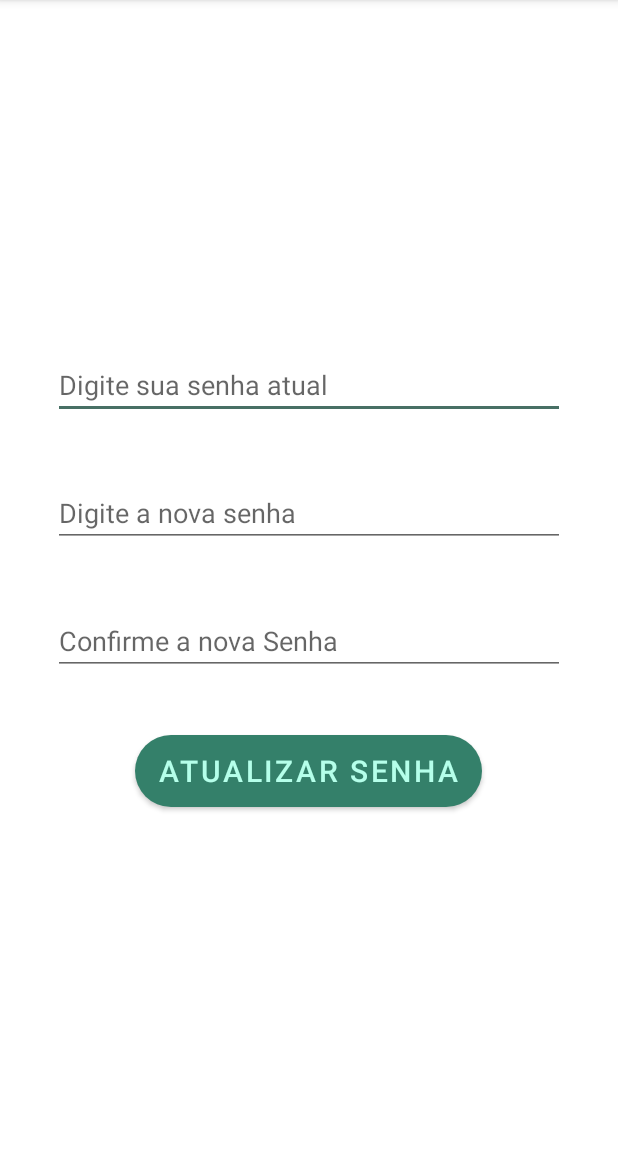
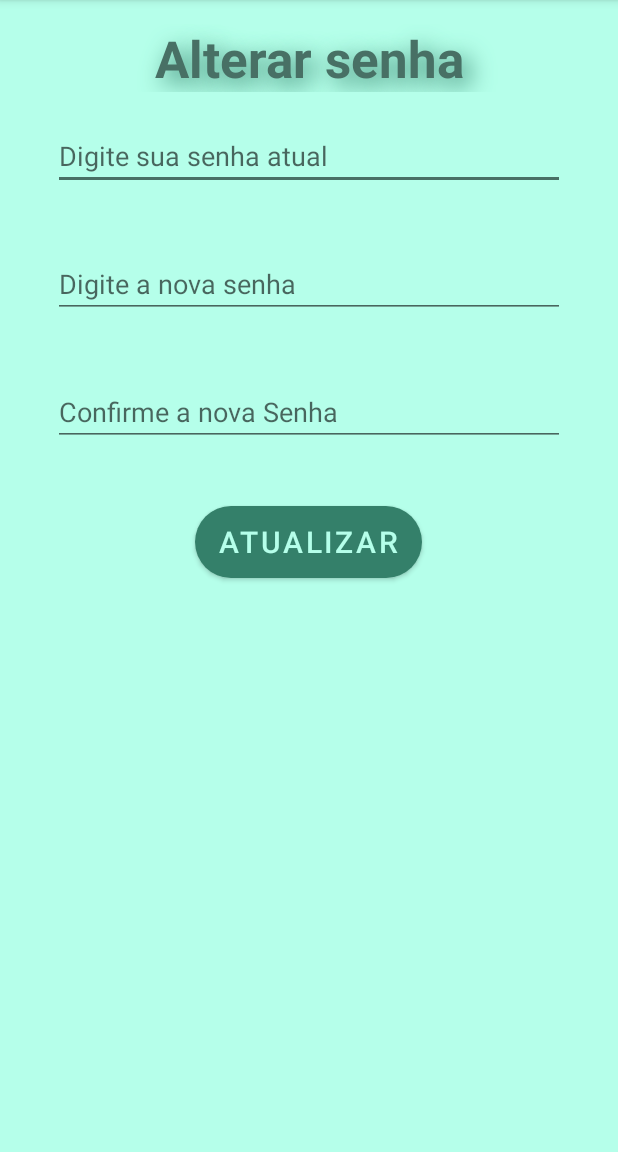
Before and after one commit to Hmath23/App_AndroidStudio, an Android app: the TrocaSenha screen opened directly, with no data from a screen before it, on a phone screen of 412 x 824 dp, the part 84-1236 px from its top. Run offline under Robolectric (Android 15) with nearby library versions, the phone set to English and light mode, and no system bars; libraries missing offline, so code that uses them is left out: com.androidnetworking, com.androidnetworking.common, com.androidnetworking.error, com.androidnetworking.interfaces; 1 statement that could not run was skipped.

Commit message:
Personalização do xml de troca de senha.

```diff
--- a/app/src/main/java/com/appturma/LoginActivity.java
+++ b/app/src/main/java/com/appturma/LoginActivity.java
@@ -28,7 +28,7 @@ public class LoginActivity extends AppCompatActivity {
     private JSONArray restulJsonArray;
     private int logado = 0;
     private String mensagem = "", strnomecompleto = "", stremail = "";
-    EditText edtNomeUsuario,edtSenha;
+    EditText edtNomeUsuario, edtSenha;
     Button btnLogin;
 
     @Override
--- a/app/src/main/java/com/appturma/TrocaSenha.java
+++ b/app/src/main/java/com/appturma/TrocaSenha.java
@@ -29,7 +29,7 @@ public class TrocaSenha extends AppCompatActivity {
     private String apiPath = "http://10.0.2.2:8080/siteturma88/usuarios/trocar/";
     private JSONArray restulJsonArray;
     private int logado = 0;
-    private String mensagem = "", strusuario = "", stremail = "", newSenha ="";
+    private String mensagem = "";
     private TextView txtemail, txtnomeuser, txtnomecompleto;
     EditText edtNovaSenha, edtNovaSenhaValidar ,edtSenhaAtual;
     Button btnTroca;
--- a/app/src/main/res/layout/activity_troca_senha.xml
+++ b/app/src/main/res/layout/activity_troca_senha.xml
@@ -4,20 +4,34 @@
     xmlns:tools="http://schemas.android.com/tools"
     android:layout_width="match_parent"
     android:layout_height="match_parent"
-    android:layout_marginLeft="@dimen/activity_horizontal_margin"
-    android:layout_marginRight="@dimen/activity_horizontal_margin"
-    android:layout_marginTop="@dimen/activity_vertical_margin"
-    android:layout_marginBottom="@dimen/activity_vertical_margin"
+    android:paddingLeft="@dimen/activity_horizontal_margin"
+    android:paddingRight="@dimen/activity_horizontal_margin"
+    android:paddingTop="@dimen/activity_vertical_margin"
+    android:paddingBottom="@dimen/activity_vertical_margin"
+    android:background="@color/pale_blue"
     tools:context="TrocaSenha">
 
 <RelativeLayout
     android:layout_width="match_parent"
     android:layout_height="match_parent">
+
+    <TextView
+        android:id="@+id/textViewTrocaSenha"
+        android:layout_width="match_parent"
+        android:layout_height="wrap_content"
+        android:text="Alterar senha"
+        android:textAlignment="center"
+        android:textAppearance="@style/TextAppearance.AppCompat.Display1"
+        android:textColor="@color/hookers_green"
+        android:shadowColor="@color/myrtle_green"
+        android:shadowDx="7"
+        android:shadowDy="7"
+        android:shadowRadius="20"
+        android:textStyle="bold"/>
     <TextView
         android:id="@+id/textViewNomeCompleto"
         android:layout_width="wrap_content"
         android:layout_height="wrap_content"
-        android:layout_centerHorizontal="true"
         android:layout_marginTop="40dp"
         android:visibility="invisible"/>
 
@@ -25,29 +39,27 @@
         android:id="@+id/textViewNomeUsuario"
         android:layout_width="wrap_content"
         android:layout_height="wrap_content"
-        android:layout_centerHorizontal="true"
-        android:layout_below="@id/textViewNomeCompleto"
-        android:layout_marginTop="40dp"
+        android:layout_marginTop="5dp"
+        android:textStyle="bold"
+        android:layout_below="@id/textViewTrocaSenha"
+        android:layout_marginStart="35dp"
         android:visibility="invisible"/>
 
     <TextView
         android:id="@+id/textViewEmailUsuario"
         android:layout_width="wrap_content"
         android:layout_height="wrap_content"
-        android:layout_centerHorizontal="true"
-        android:layout_below="@id/textViewNomeUsuario"
-        android:layout_marginTop="40dp"
-        android:visibility="invisible"
-        android:background="@color/pale_blue"/>
+        android:layout_marginTop="10dp"
+        android:visibility="invisible"/>
 
     <EditText
         android:id="@+id/editTextSenhaAtual"
         android:layout_width="match_parent"
         android:layout_height="wrap_content"
-        android:layout_below="@id/textViewEmailUsuario"
         android:layout_centerHorizontal="true"
-        android:layout_marginLeft="40dp"
-        android:layout_marginTop="40dp"
+        android:layout_below="@id/textViewTrocaSenha"
+        android:layout_marginStart="40dp"
+        android:layout_marginTop="20dp"
         android:hint="Digite sua senha atual"
         android:inputType="textPassword" />
 
@@ -61,16 +73,17 @@
         android:layout_below="@id/editTextSenhaAtual"
         android:layout_marginLeft="40dp"
         android:layout_marginTop="40dp"/>
+
     <EditText
         android:id="@+id/editTextNovaSenhaValidar"
         android:layout_width="match_parent"
         android:layout_height="wrap_content"
+        android:layout_below="@id/editTextNovaSenha"
+        android:layout_centerHorizontal="true"
+        android:layout_marginLeft="40dp"
+        android:layout_marginTop="40dp"
         android:hint="Confirme a nova Senha"
-        android:inputType="textPassword"
-        android:layout_centerHorizontal="true"
-        android:layout_below="@id/editTextNovaSenha"
-        android:layout_marginLeft="40dp"
-        android:layout_marginTop="40dp"/>
+        android:inputType="textPassword" />
 
     <Button
         android:id="@+id/btnTroca"
@@ -79,7 +92,7 @@
         android:layout_below="@id/editTextNovaSenhaValidar"
         android:layout_centerHorizontal="true"
         android:background="@drawable/botao_arredondado"
-        android:text="Atualizar senha"
+        android:text="Atualizar"
         android:textColor="@color/pale_blue"
         android:textSize="20sp"
         android:layout_marginTop="40dp"/>
--- a/app/src/main/res/layout/nav_header_base_menu.xml
+++ b/app/src/main/res/layout/nav_header_base_menu.xml
@@ -38,7 +38,7 @@
         android:id="@+id/textViewNomeUsuario"
         android:layout_width="match_parent"
         android:layout_height="wrap_content"
-        android:visibility="invisible" />
+        android:visibility="invisible"/>
 
 
 </LinearLayout>
```
